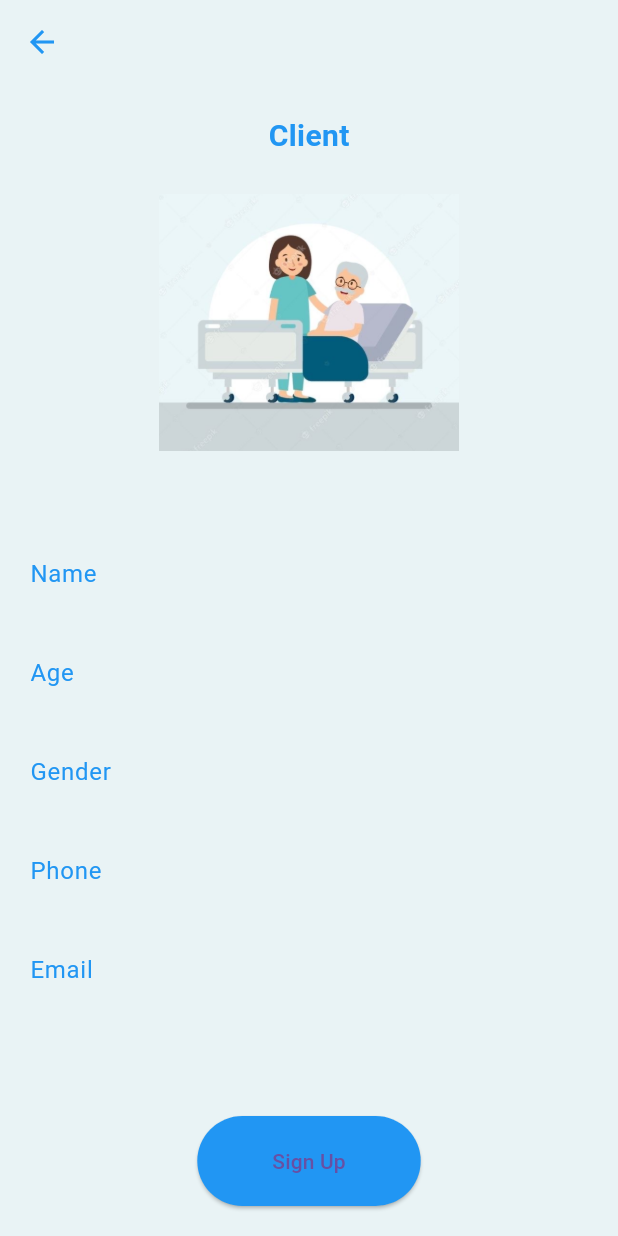
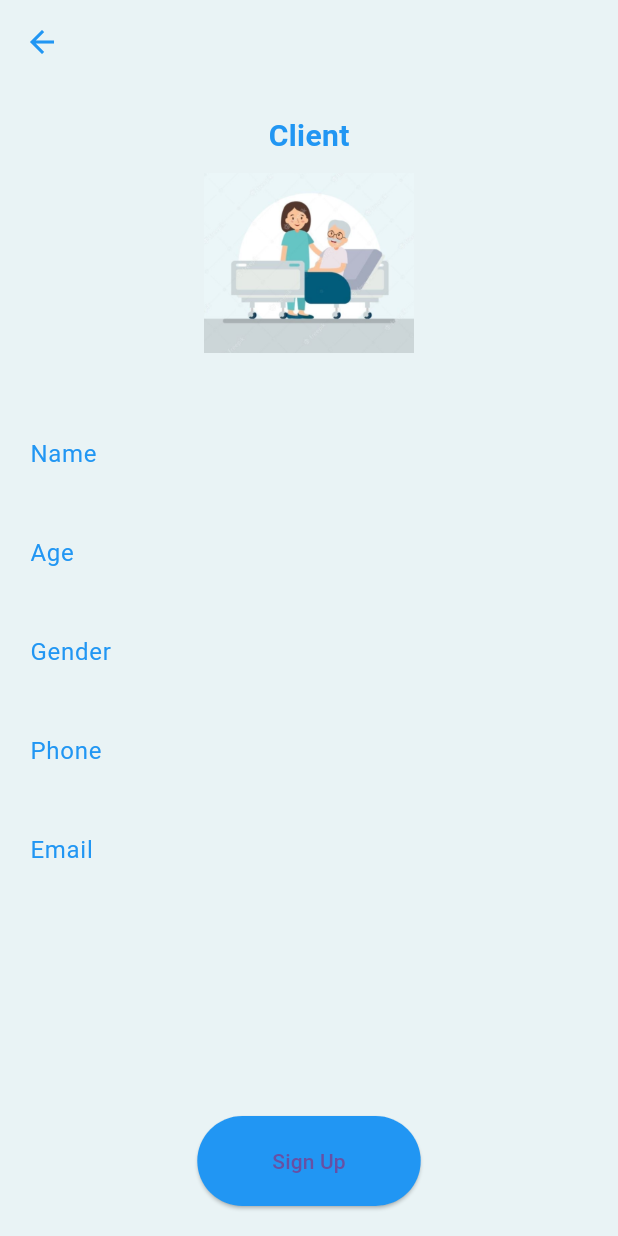
Before and after one commit to hydra2251/project-271, a Flutter app: the screen it shows after launch, after a tap on "Client", on a phone screen of 412 x 824 dp. Run offline on Flutter 3.47's test engine with Material 3 defaults, Android fonts, the phone set to English and light mode, and no system bars.

Commit message:
Added login page and made some modifications.

```diff
--- a/lib/main.dart
+++ b/lib/main.dart
@@ -1,12 +1,15 @@
 import 'package:flutter/material.dart';
-import 'package:project271/screens/signin.dart';
-import 'package:project271/screens/signinnurse.dart'; // Import SignInClientPage
+import 'package:project271/screens/signup_user.dart';
+import 'package:project271/screens/signup_nurse.dart';
+import 'package:project271/screens/login.dart';
 
 void main() {
-  runApp(MyApp());
+  runApp(const MyApp());
 }
 
 class MyApp extends StatelessWidget {
+  const MyApp({Key? key}) : super(key: key);
+
   @override
   Widget build(BuildContext context) {
     return MaterialApp(
@@ -14,54 +17,71 @@ class MyApp extends StatelessWidget {
       theme: ThemeData(
         primarySwatch: Colors.blue,
       ),
-      home: ClientNursePage(),
+      home: const ClientNursePage(),
     );
   }
 }
 
 class ClientNursePage extends StatelessWidget {
+  const ClientNursePage({Key? key}) : super(key: key);
+
   @override
   Widget build(BuildContext context) {
     return Scaffold(
-      backgroundColor: rgbaColor(233, 243, 245, 1), // Set background color
+      backgroundColor: rgbaColor(233, 243, 245, 1),
       body: Center(
         child: Column(
           mainAxisAlignment: MainAxisAlignment.center,
           children: [
             Image.asset(
-              'lib/assets/nursesicon.png', // Replace 'assets/camera_icon.png' with your image asset path
+              'lib/assets/nursesicon.png',
               width: 200,
               height: 200,
             ),
-            SizedBox(height: 40),
+            const SizedBox(height: 40),
             ElevatedButton(
               onPressed: () {
-                // Navigate to SignInPage when Client button is pressed
                 Navigator.push(
                   context,
-                  MaterialPageRoute(builder: (context) => SignInPage()),
+                  MaterialPageRoute(builder: (context) => const SignInPage()),
                 );
               },
               style: ElevatedButton.styleFrom(
-                primary: rgbaColor(233, 243, 245, 1), // Set button color using RGBA values
-                padding: EdgeInsets.symmetric(horizontal: 50, vertical: 20), // Adjust button padding
+                backgroundColor: rgbaColor(233, 243, 245, 1),
+                padding:
+                    const EdgeInsets.symmetric(horizontal: 50, vertical: 20),
               ),
-              child: Text('Client'),
+              child: const Text('Client'),
             ),
-            SizedBox(height: 10), // Add spacing between buttons
+            const SizedBox(height: 10),
             ElevatedButton(
               onPressed: () {
-                // Navigate to SignInClientPage when Nurse button is pressed
                 Navigator.push(
                   context,
-                  MaterialPageRoute(builder: (context) => NursePage()),
+                  MaterialPageRoute(builder: (context) => const NursePage()),
                 );
               },
               style: ElevatedButton.styleFrom(
-                primary: rgbaColor(233, 243, 245, 1), // Set button color using RGBA values
-                padding: EdgeInsets.symmetric(horizontal: 50, vertical: 20), // Adjust button padding
+                backgroundColor: rgbaColor(233, 243, 245, 1),
+                padding:
+                    const EdgeInsets.symmetric(horizontal: 50, vertical: 20),
               ),
-              child: Text('Nurse'),
+              child: const Text('Nurse'),
+            ),
+            const SizedBox(height: 10),
+            ElevatedButton(
+              onPressed: () {
+                Navigator.push(
+                  context,
+                  MaterialPageRoute(builder: (context) => const LoginPage()),
+                );
+              },
+              style: ElevatedButton.styleFrom(
+                backgroundColor: rgbaColor(233, 243, 245, 1),
+                padding:
+                    const EdgeInsets.symmetric(horizontal: 50, vertical: 20),
+              ),
+              child: const Text('Login'),
             ),
           ],
         ),
@@ -69,7 +89,6 @@ class ClientNursePage extends StatelessWidget {
     );
   }
 
-  // Function to define a Color object using RGBA values
   Color rgbaColor(int r, int g, int b, double opacity) {
     return Color.fromRGBO(r, g, b, opacity);
   }
--- a/lib/screens/signin.dart
+++ b/lib/screens/signup_user.dart
@@ -1,19 +1,23 @@
 import 'package:flutter/material.dart';
 
 void main() {
-  runApp(MyApp());
+  runApp(const MyApp());
 }
 
 class MyApp extends StatelessWidget {
+  const MyApp({super.key});
+
   @override
   Widget build(BuildContext context) {
-    return MaterialApp(
+    return const MaterialApp(
       home: SignInPage(),
     );
   }
 }
 
 class SignInPage extends StatefulWidget {
+  const SignInPage({super.key});
+
   @override
   _SignInPageState createState() => _SignInPageState();
 }
@@ -42,37 +46,42 @@ class _SignInPageState extends State<SignInPage> {
     return Scaffold(
       backgroundColor: rgbaColor(233, 243, 245, 1),
       appBar: AppBar(
-        backgroundColor: rgbaColor(233, 243, 245, 1), // Change the color of the navigation bar
+        backgroundColor: rgbaColor(
+            233, 243, 245, 1), // Change the color of the navigation bar
         automaticallyImplyLeading: false, // Hide the default back button
         leading: IconButton(
-          icon: Icon(Icons.arrow_back),
+          icon: const Icon(Icons.arrow_back),
           color: Colors.blue,
           onPressed: () {
-            Navigator.pop(context); // Navigate back when the back button is pressed
+            Navigator.pop(
+                context); // Navigate back when the back button is pressed
           },
         ),
       ),
       body: Padding(
-        padding: EdgeInsets.all(20.0),
+        padding: const EdgeInsets.all(20.0),
         child: Column(
           crossAxisAlignment: CrossAxisAlignment.center,
           children: [
-            Text(
+            const Text(
               'Client', // Add text "Client" above the picture
-              style: TextStyle(fontSize: 20.0, fontWeight: FontWeight.bold, color: Colors.blue),
+              style: TextStyle(
+                  fontSize: 20.0,
+                  fontWeight: FontWeight.bold,
+                  color: Colors.blue),
             ),
-            SizedBox(height: 10.0),
+            const SizedBox(height: 10.0),
             Image.asset(
               'lib/assets/nursesicon.png',
-              width: 200.0, // Adjust the width of the image
-              height: 200.0, // Adjust the height of the image
+              height: 120,
             ),
-            SizedBox(height: 40.0), // Increase spacing below the image
+            const SizedBox(height: 40.0), // Increase spacing below the image
             Expanded(
               child: Column(
                 children: [
                   TextFormField(
-                    style: TextStyle(color: Colors.blue), // Change text color
+                    style: const TextStyle(
+                        color: Colors.blue), // Change text color
                     focusNode: nameFocusNode,
                     onTap: () {
                       // Set focus on the text field and clear placeholder when tapped
@@ -82,13 +91,15 @@ class _SignInPageState extends State<SignInPage> {
                     },
                     decoration: InputDecoration(
                       labelText: nameFocusNode.hasFocus ? '' : 'Name',
-                      labelStyle: TextStyle(color: Colors.blue), // Change label color
+                      labelStyle: const TextStyle(
+                          color: Colors.blue), // Change label color
                       border: InputBorder.none, // Remove border
                     ),
                   ),
-                  SizedBox(height: 10.0),
+                  const SizedBox(height: 10.0),
                   TextFormField(
-                    style: TextStyle(color: Colors.blue), // Change text color
+                    style: const TextStyle(
+                        color: Colors.blue), // Change text color
                     focusNode: ageFocusNode,
                     onTap: () {
                       // Set focus on the text field and clear placeholder when tapped
@@ -98,13 +109,15 @@ class _SignInPageState extends State<SignInPage> {
                     },
                     decoration: InputDecoration(
                       labelText: ageFocusNode.hasFocus ? '' : 'Age',
-                      labelStyle: TextStyle(color: Colors.blue), // Change label color
+                      labelStyle: const TextStyle(
+                          color: Colors.blue), // Change label color
                       border: InputBorder.none, // Remove border
                     ),
                   ),
-                  SizedBox(height: 10.0),
+                  const SizedBox(height: 10.0),
                   TextFormField(
-                    style: TextStyle(color: Colors.blue), // Change text color
+                    style: const TextStyle(
+                        color: Colors.blue), // Change text color
                     focusNode: genderFocusNode,
                     onTap: () {
                       // Set focus on the text field and clear placeholder when tapped
@@ -114,13 +127,15 @@ class _SignInPageState extends State<SignInPage> {
                     },
                     decoration: InputDecoration(
                       labelText: genderFocusNode.hasFocus ? '' : 'Gender',
-                      labelStyle: TextStyle(color: Colors.blue), // Change label color
+                      labelStyle: const TextStyle(
+                          color: Colors.blue), // Change label color
                       border: InputBorder.none, // Remove border
                     ),
                   ),
-                  SizedBox(height: 10.0),
+                  const SizedBox(height: 10.0),
                   TextFormField(
-                    style: TextStyle(color: Colors.blue), // Change text color
+                    style: const TextStyle(
+                        color: Colors.blue), // Change text color
                     focusNode: phoneFocusNode,
                     onTap: () {
                       // Set focus on the text field and clear placeholder when tapped
@@ -130,13 +145,15 @@ class _SignInPageState extends State<SignInPage> {
                     },
                     decoration: InputDecoration(
                       labelText: phoneFocusNode.hasFocus ? '' : 'Phone',
-                      labelStyle: TextStyle(color: Colors.blue), // Change label color
+                      labelStyle: const TextStyle(
+                          color: Colors.blue), // Change label color
                       border: InputBorder.none, // Remove border
                     ),
                   ),
-                  SizedBox(height: 10.0),
+                  const SizedBox(height: 10.0),
                   TextFormField(
-                    style: TextStyle(color: Colors.blue), // Change text color
+                    style: const TextStyle(
+                        color: Colors.blue), // Change text color
                     focusNode: emailFocusNode,
                     onTap: () {
                       // Set focus on the text field and clear placeholder when tapped
@@ -146,23 +163,25 @@ class _SignInPageState extends State<SignInPage> {
                     },
                     decoration: InputDecoration(
                       labelText: emailFocusNode.hasFocus ? '' : 'Email',
-                      labelStyle: TextStyle(color: Colors.blue), // Change label color
+                      labelStyle: const TextStyle(
+                          color: Colors.blue), // Change label color
                       border: InputBorder.none, // Remove border
                     ),
                   ),
                 ],
               ),
             ),
-            SizedBox(height: 20.0),
+            const SizedBox(height: 20.0),
             ElevatedButton(
               onPressed: () {
                 // Add your sign-in logic here
               },
-              child: Text('Sign Up'),
               style: ElevatedButton.styleFrom(
-                primary: Colors.blue,
-                padding: EdgeInsets.symmetric(horizontal: 50, vertical: 20),
+                backgroundColor: Colors.blue,
+                padding:
+                    const EdgeInsets.symmetric(horizontal: 50, vertical: 20),
               ),
+              child: const Text('Sign Up'),
             ),
           ],
         ),
```
Also changed, not shown: lib/screens/login.dart (added, +81 -0 lines), lib/screens/signup_nurse.dart (renamed from lib/screens/signinnurse.dart, +38 -31 lines), pubspec.lock, 1 other file.
